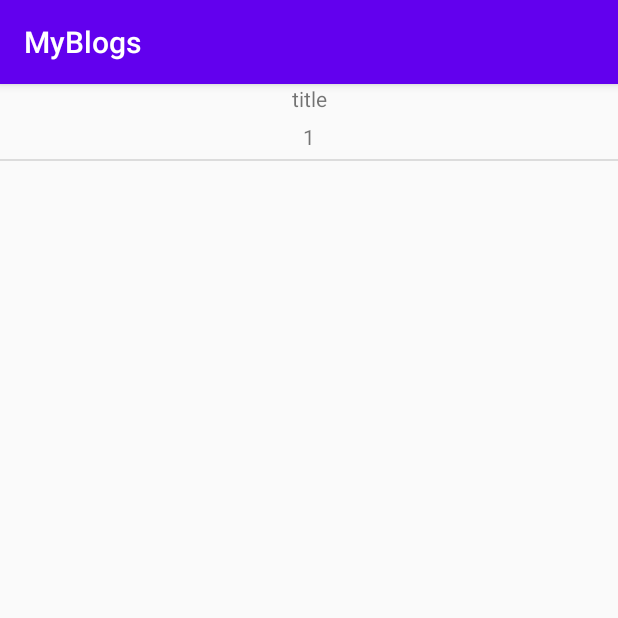
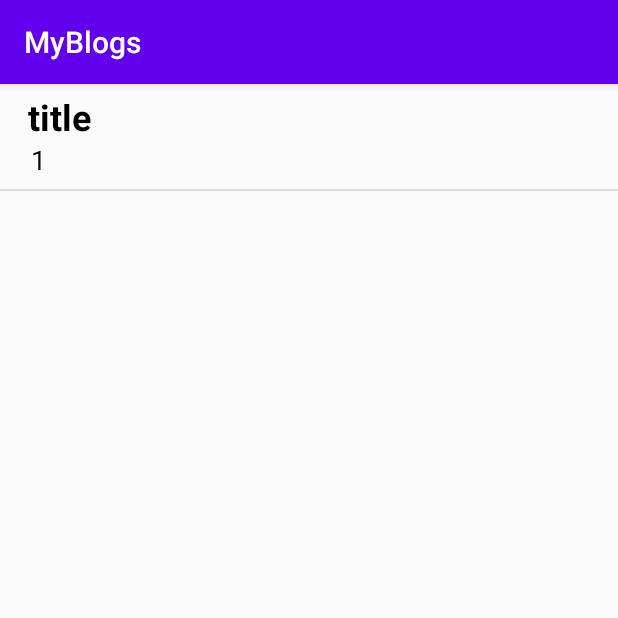
Before and after one commit to edpchinthana/seng22243-assignment-01, an Android app: the screen it shows after launch (MainActivity), on a phone screen of 412 x 824 dp, the top half of it. Run offline under Robolectric (Android 15) with nearby library versions, the phone set to English and light mode, and no system bars.

Commit message:
custom list item properties changed

```diff
--- a/app/src/main/res/layout/list_item.xml
+++ b/app/src/main/res/layout/list_item.xml
@@ -3,13 +3,18 @@
     xmlns:app="http://schemas.android.com/apk/res-auto"
     xmlns:tools="http://schemas.android.com/tools"
     android:layout_width="match_parent"
-    android:layout_height="50dp">
+    android:layout_height="70dp">
 
     <TextView
         android:id="@+id/title"
         android:layout_width="wrap_content"
         android:layout_height="wrap_content"
+        android:paddingTop="5dp"
+        android:textColor="#000000"
+        android:textSize="24sp"
+        android:textStyle="bold"
         app:layout_constraintEnd_toEndOf="parent"
+        app:layout_constraintHorizontal_bias="0.051"
         app:layout_constraintStart_toStartOf="parent"
         app:layout_constraintTop_toTopOf="parent" />
 
@@ -17,8 +22,12 @@
         android:id="@+id/author"
         android:layout_width="wrap_content"
         android:layout_height="wrap_content"
+        android:textColor="#070707"
+        android:textSize="18sp"
         app:layout_constraintBottom_toBottomOf="parent"
         app:layout_constraintEnd_toEndOf="parent"
+        app:layout_constraintHorizontal_bias="0.051"
         app:layout_constraintStart_toStartOf="parent"
-        app:layout_constraintTop_toBottomOf="@+id/title" />
+        app:layout_constraintTop_toBottomOf="@+id/title"
+        app:layout_constraintVertical_bias="0.0" />
 </androidx.constraintlayout.widget.ConstraintLayout>
```
